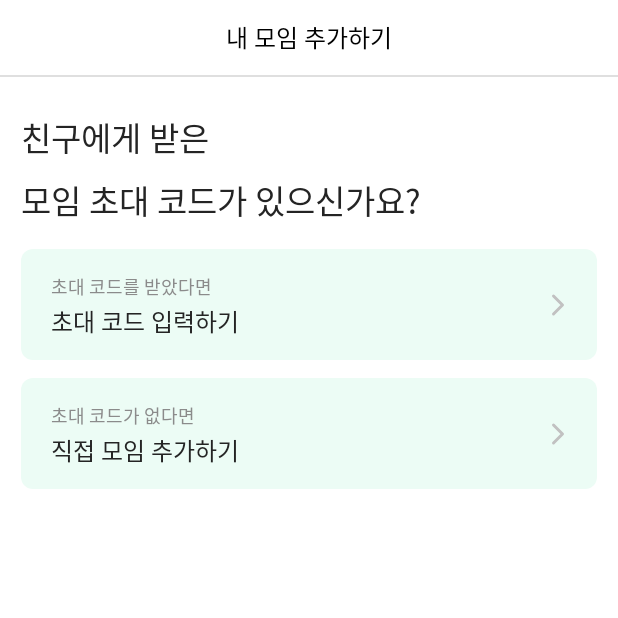
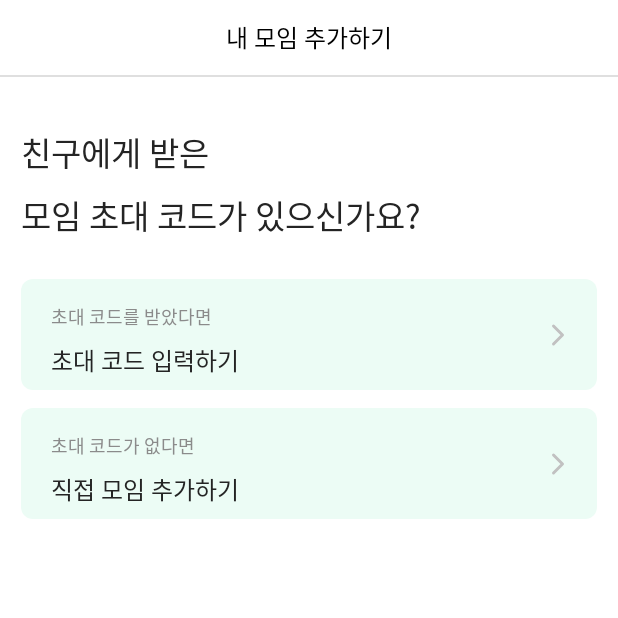
Before and after one commit to OMZigak/KKUM_ANDROID, an Android app built with Jetpack Compose: the fragment AddMyGroupFragment shown on its own in the app's theme, on a phone screen of 412 x 824 dp, the top half of it. Run offline under Robolectric (Android 15) with nearby library versions, the phone set to English and light mode, and no system bars; our stand-ins replace data binding; Roboto replaces fonts that are not available here.

Commit message:
#35 [chore] : 뷰 간격 조정

```diff
--- a/feature/src/main/res/layout/fragment_add_my_group.xml
+++ b/feature/src/main/res/layout/fragment_add_my_group.xml
@@ -20,7 +20,7 @@
             android:layout_width="wrap_content"
             android:layout_height="wrap_content"
             android:layout_marginStart="14dp"
-            android:layout_marginTop="24dp"
+            android:layout_marginTop="34dp"
             android:text="@string/add_my_group_question"
             android:textAppearance="@style/TextAppearance.Kkumul.head_01"
             app:layout_constraintStart_toStartOf="parent"
@@ -31,8 +31,10 @@
             android:layout_width="match_parent"
             android:layout_height="74dp"
             android:layout_marginHorizontal="14dp"
-            android:layout_marginTop="16dp"
+            android:layout_marginTop="26dp"
             android:src="@drawable/shape_green1_fill_8_rect"
+            app:layout_constraintStart_toStartOf="parent"
+            app:layout_constraintEnd_toEndOf="parent"
             app:layout_constraintTop_toBottomOf="@id/tv_question" />
 
         <TextView
@@ -52,7 +54,7 @@
             android:layout_width="wrap_content"
             android:layout_height="wrap_content"
             android:layout_marginStart="20dp"
-            android:layout_marginTop="2dp"
+            android:layout_marginTop="8dp"
             android:text="@string/enter_invitation_code"
             android:textAppearance="@style/TextAppearance.Kkumul.body_03"
             app:layout_constraintStart_toStartOf="@id/iv_btn_enter_invitation_code"
@@ -75,6 +77,8 @@
             android:layout_marginHorizontal="14dp"
             android:layout_marginTop="12dp"
             android:src="@drawable/shape_green1_fill_8_rect"
+            app:layout_constraintStart_toStartOf="parent"
+            app:layout_constraintEnd_toEndOf="parent"
             app:layout_constraintTop_toBottomOf="@id/iv_btn_enter_invitation_code" />
 
         <TextView
@@ -94,7 +98,7 @@
             android:layout_width="wrap_content"
             android:layout_height="wrap_content"
             android:layout_marginStart="20dp"
-            android:layout_marginTop="2dp"
+            android:layout_marginTop="8dp"
             android:text="@string/add_new_group"
             android:textAppearance="@style/TextAppearance.Kkumul.body_03"
             app:layout_constraintStart_toStartOf="@id/iv_btn_add_new_group"
```
